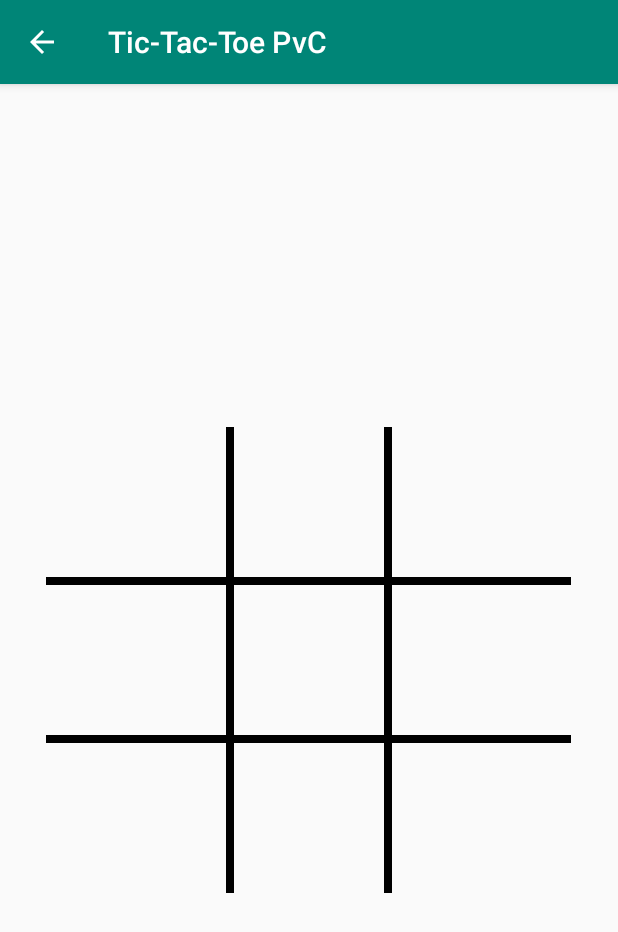
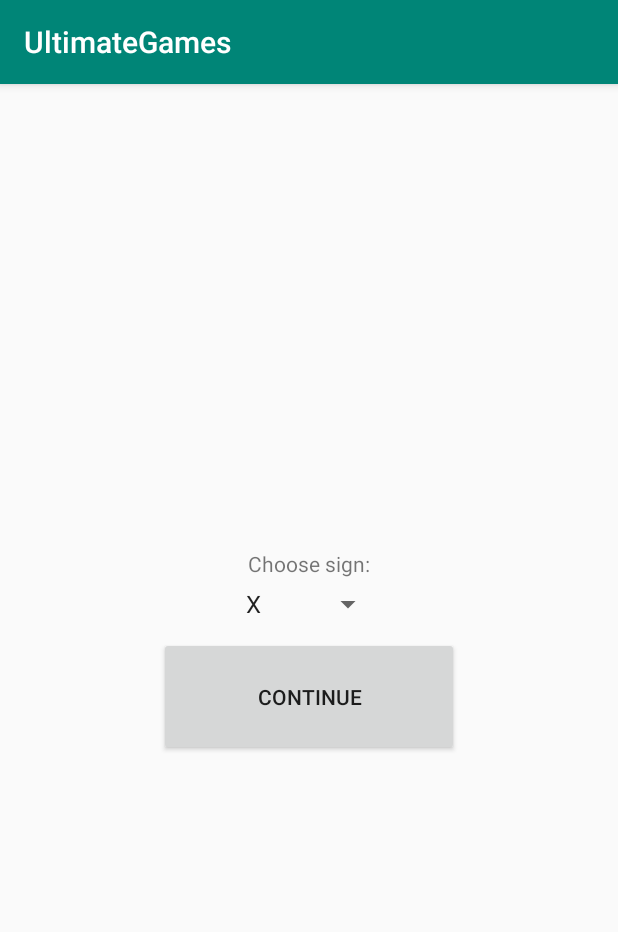
Before and after one commit to sw19-tug/afternoon02, an Android app: the TicTacToe_WelcomeScreen screen opened directly, with no data from a screen before it, after a tap on "TIC-TAC-TOE PVC", on a phone screen of 412 x 824 dp. Shown: the top 932 px of the screen. Run offline under Robolectric (Android 15) with nearby library versions, the phone set to English and light mode, and no system bars.

Commit message:
GAMES-004 sign selection UI and logic started [SA,ST]

```diff
--- a/app/src/main/AndroidManifest.xml
+++ b/app/src/main/AndroidManifest.xml
@@ -9,23 +9,26 @@
         android:roundIcon="@mipmap/ic_launcher_round"
         android:supportsRtl="true"
         android:theme="@style/AppTheme">
-        <activity android:name="com.example.TicTacToe.PvC"
+        <activity android:name="com.example.TicTacToe.TicTacToe_ColorSelection_Activity"></activity>
+        <activity
+            android:name="com.example.TicTacToe.PvC"
             android:label="@string/title_activity_tic_tac_toe_pvc"
-            android:parentActivityName="com.example.TicTacToe.TicTacToe_WelcomeScreen"/>
-        <activity android:name=".HangmanSelScreen"
-            android:parentActivityName=".WelcomeScreenActivity"></activity>
+            android:parentActivityName="com.example.TicTacToe.TicTacToe_WelcomeScreen" />
+        <activity
+            android:name=".HangmanSelScreen"
+            android:parentActivityName=".WelcomeScreenActivity" />
         <activity
             android:name=".GameHangman"
-            android:parentActivityName=".HangmanSelScreen"
             android:label="@string/title_activity_hangman_welcome_screen"
-            ></activity>
+            android:parentActivityName=".HangmanSelScreen" />
         <activity
             android:name="com.example.TicTacToe.TicTacToe_WelcomeScreen"
             android:label="@string/title_activity_tic_tac_toe__welcome_screen"
-            android:parentActivityName=".WelcomeScreenActivity"></activity>
-        <activity android:name="com.example.TicTacToe.TicTacToePvP_Activity"
+            android:parentActivityName=".WelcomeScreenActivity" />
+        <activity
+            android:name="com.example.TicTacToe.TicTacToePvP_Activity"
             android:label="@string/title_activity_tic_tac_toe_pvp"
-            android:parentActivityName="com.example.TicTacToe.TicTacToe_WelcomeScreen"/>
+            android:parentActivityName="com.example.TicTacToe.TicTacToe_WelcomeScreen" />
         <activity
             android:name=".WelcomeScreenActivity"
             android:parentActivityName=".MainActivity" />
@@ -36,9 +39,8 @@
                 <category android:name="android.intent.category.LAUNCHER" />
             </intent-filter>
         </activity>
-
-        <activity android:name=".TouchTheBlock.TTB_Activity"
-
+        <activity
+            android:name=".TouchTheBlock.TTB_Activity"
             android:label="@string/title_activity_touch_the_block"
             android:parentActivityName=".WelcomeScreenActivity">
             <intent-filter>
--- /dev/null
+++ b/app/src/main/java/com/example/TicTacToe/TicTacToe_ColorSelection_Activity.java
@@ -0,0 +1,68 @@
+package com.example.TicTacToe;
+
+import android.content.Intent;
+import android.support.v7.app.AppCompatActivity;
+import android.os.Bundle;
+import java.util.ArrayList;
+import java.util.List;
+import android.app.Activity;
+import android.view.View;
+import android.widget.AdapterView;
+import android.widget.ArrayAdapter;
+import android.widget.Button;
+import android.widget.Spinner;
+import android.widget.Toast;
+import android.widget.AdapterView.OnItemSelectedListener;
+
+import com.example.ultimategames.R;
+
+public class TicTacToe_ColorSelection_Activity extends AppCompatActivity implements OnItemSelectedListener{
+
+    @Override
+    protected void onCreate(Bundle savedInstanceState) {
+        super.onCreate(savedInstanceState);
+        setContentView(R.layout.activity_tic_tac_toe__color_selection_); // Spinner element
+        Spinner spinner = (Spinner) findViewById(R.id.spinner);
+        Button buttonContinue = (Button) findViewById(R.id.buttonContinue);
+
+        // Spinner click listener
+        spinner.setOnItemSelectedListener(this);
+
+        // Spinner Drop down elements
+        List<String> categories = new ArrayList<String>();
+        categories.add("X");
+        categories.add("O");
+
+        // Creating adapter for spinner
+        ArrayAdapter<String> dataAdapter = new ArrayAdapter<String>(this, android.R.layout.simple_spinner_item, categories);
+
+        // Drop down layout style - list view with radio button
+        dataAdapter.setDropDownViewResource(android.R.layout.simple_spinner_dropdown_item);
+
+        // attaching data adapter to spinner
+        spinner.setAdapter(dataAdapter);
+        buttonContinue.setOnClickListener(new View.OnClickListener() {
+            @Override
+            public void onClick(View v) {
+                Intent intent = new Intent(TicTacToe_ColorSelection_Activity.this, PvC.class);
+                if(intent.resolveActivity(getPackageManager())!=null){
+                    TicTacToe_ColorSelection_Activity.this.startActivity(intent);
+                }
+            }
+        });
+    }
+
+    @Override
+    public void onItemSelected(AdapterView<?> parent, View view, int position, long id) {
+        // On selecting a spinner item
+        String item = parent.getItemAtPosition(position).toString();
+
+        // Showing selected spinner item
+        Toast.makeText(parent.getContext(), "Selected: " + item, Toast.LENGTH_LONG).show();
+    }
+    public void onNothingSelected(AdapterView<?> arg0) {
+        // TODO Auto-generated method stub
+    }
+
+
+}
--- a/app/src/main/java/com/example/TicTacToe/TicTacToe_WelcomeScreen.java
+++ b/app/src/main/java/com/example/TicTacToe/TicTacToe_WelcomeScreen.java
@@ -30,7 +30,7 @@ public class TicTacToe_WelcomeScreen extends AppCompatActivity {
         buttonTicTacToePvC.setOnClickListener(new View.OnClickListener() {
             @Override
             public void onClick(View v) {
-                Intent intent = new Intent(TicTacToe_WelcomeScreen.this, PvC.class);
+                Intent intent = new Intent(TicTacToe_WelcomeScreen.this, TicTacToe_ColorSelection_Activity.class);
                 if(intent.resolveActivity(getPackageManager())!=null){
                     TicTacToe_WelcomeScreen.this.startActivity(intent);
                 }
--- /dev/null
+++ b/app/src/main/res/layout/activity_tic_tac_toe__color_selection_.xml
@@ -0,0 +1,41 @@
+<?xml version="1.0" encoding="utf-8"?>
+<LinearLayout xmlns:android="http://schemas.android.com/apk/res/android"
+    xmlns:app="http://schemas.android.com/apk/res-auto"
+    xmlns:tools="http://schemas.android.com/tools"
+    android:layout_width="match_parent"
+    android:layout_height="match_parent"
+    android:gravity="center"
+    android:orientation="vertical"
+    tools:context="com.example.TicTacToe.TicTacToe_ColorSelection_Activity">
+
+    <LinearLayout xmlns:android="http://schemas.android.com/apk/res/android"
+        android:layout_width="match_parent"
+        android:layout_height="wrap_content"
+        android:orientation="vertical"
+        android:gravity="center"
+        android:padding="10dp">
+
+        <TextView
+            android:layout_width="100sp"
+            android:layout_height="wrap_content"
+            android:layout_marginTop="10dip"
+            android:layout_marginBottom="5dp"
+            android:textAlignment="center"
+            android:gravity="center"
+            android:text="Choose sign:" />
+
+        <Spinner
+            android:id="@+id/spinner"
+            android:layout_width="100sp"
+            android:layout_height="wrap_content" />
+
+    </LinearLayout>
+    <Button
+        android:layout_width="200dp"
+        android:layout_height="wrap_content"
+        android:padding="30dp"
+        android:layout_marginBottom="30dp"
+        android:textAlignment="center"
+        android:id="@+id/buttonContinue"
+        android:text="Continue"/>
+</LinearLayout>
```
